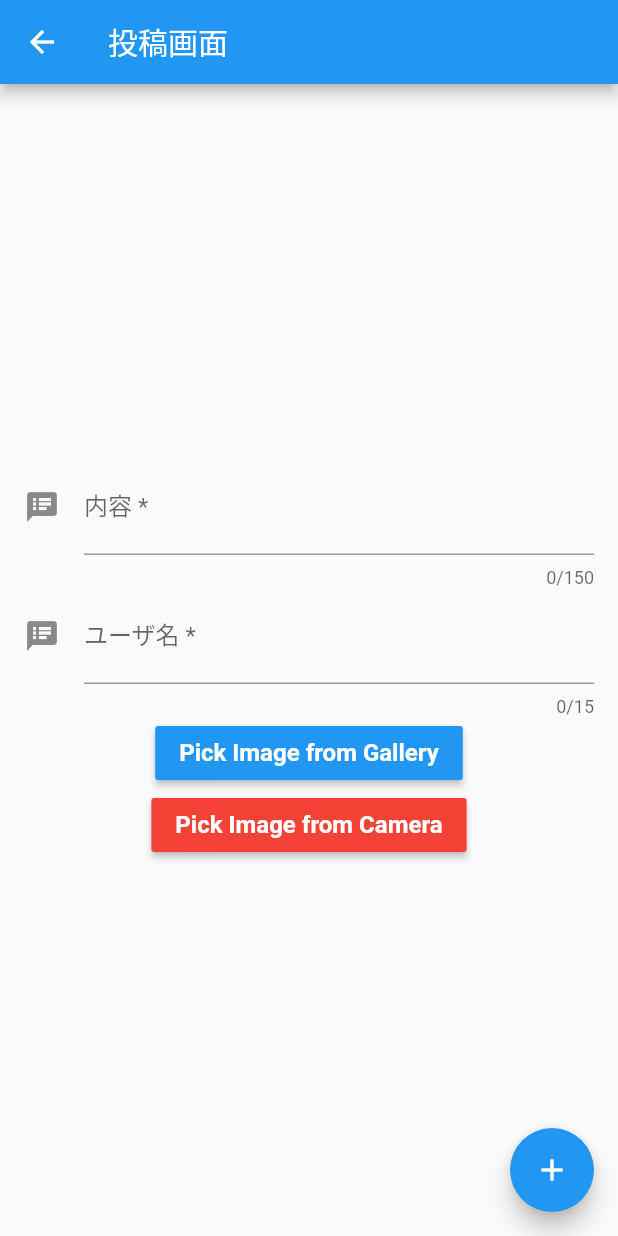
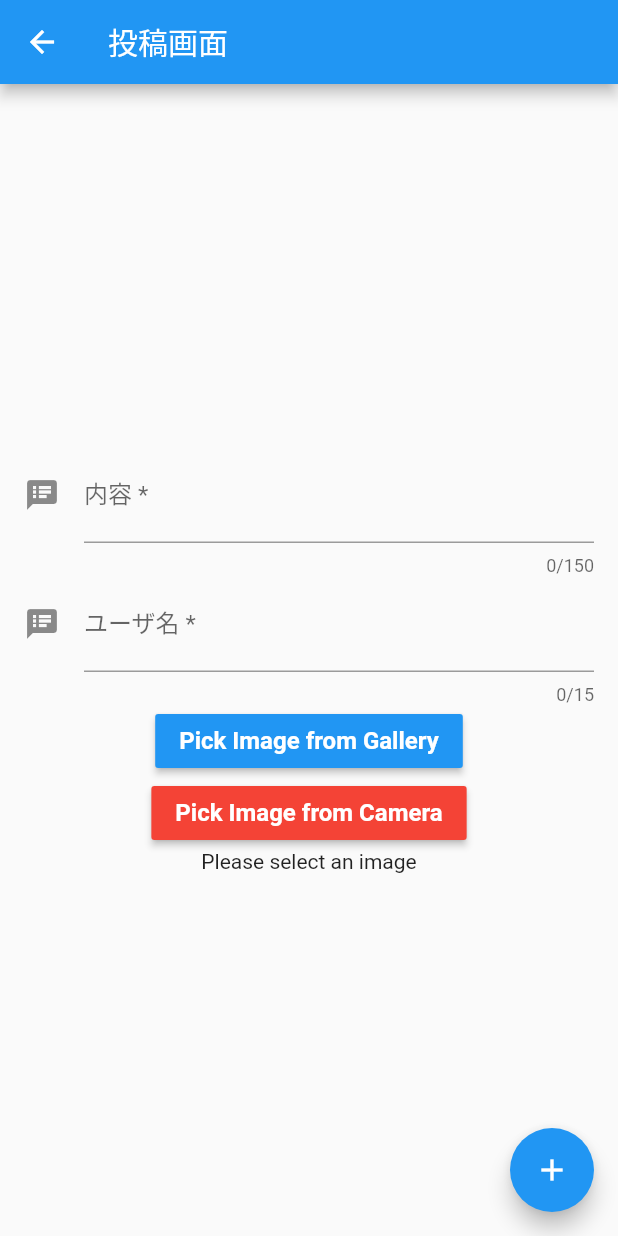
Before and after one commit to duke-imo/chiiki_flutter, a Flutter app: the screen it shows after launch, in the side drawer, after a tap on "投稿", on a phone screen of 412 x 824 dp. Run offline on Flutter 3.47's test engine with Material 3 defaults, Android fonts, the light colour scheme and no system bars; our stand-ins replace image_picker, shared_preferences.

Commit message:
Update post image

```diff
--- a/lib/main.dart
+++ b/lib/main.dart
@@ -2,6 +2,7 @@ import 'package:flutter/material.dart';
 import 'package:flutter_chiiki/post.dart';
 import 'database.dart';
 import 'package:intl/intl.dart';
+import 'dart:io';
 
 void main() {
   runApp(const MyApp());
@@ -47,8 +48,10 @@ class _MyHomePageState extends State<MyHomePage> {
           return Card(
             color: const Color.fromARGB(255, 34, 34, 34),
             child: ListTile(
-              leading: const CircleAvatar(
-                backgroundImage: AssetImage('assets/image/icon_image.png'),
+              leading:  CircleAvatar(
+                 backgroundImage: posts[index].image != null
+                  ? FileImage(posts[index].image!)
+                  : const AssetImage('assets/image/icon_image.png')as ImageProvider<Object>,
                 backgroundColor: Colors.transparent,
               ),
               title: Text(
@@ -64,8 +67,7 @@ class _MyHomePageState extends State<MyHomePage> {
               ),
               trailing: Text(
                 posts[index].username,
-                style:
-                    const TextStyle(color: Color.fromARGB(255, 110, 110, 110)),
+                style: const TextStyle(color: Color.fromARGB(255, 110, 110, 110)),
               ),
             ),
           );
--- a/lib/post.dart
+++ b/lib/post.dart
@@ -77,9 +77,9 @@ class _PostPagePageState extends State<PostPage> {
                 _pickImageFromCamera();
               },
             ),
-            // _selectedImage != null
-            //     ? Image.file(_selectedImage!)
-            //     : const Text("Please select an image")
+             _selectedImage != null
+                 ? Image.file(_selectedImage!)
+                 : const Text("Please select an image")
           ],
         ),
       ),
@@ -93,8 +93,11 @@ class _PostPagePageState extends State<PostPage> {
 
           String savedText = prefs.getString('saved_text') ?? "No Data";
           String savedUsername = prefs.getString('saved_username') ?? "No Data";
+          File? selectedImage = File(prefs.getString('saved_image') ?? "No Data");
 
-          createPost(savedText, DateTime.now(), savedUsername, _selectedImage);
+          createPost(savedText, DateTime.now(), savedUsername, selectedImage);
+
+          print(selectedImage.toString());
 
           Navigator.push(
             context,
```
Also changed, not shown: 1 other file.
